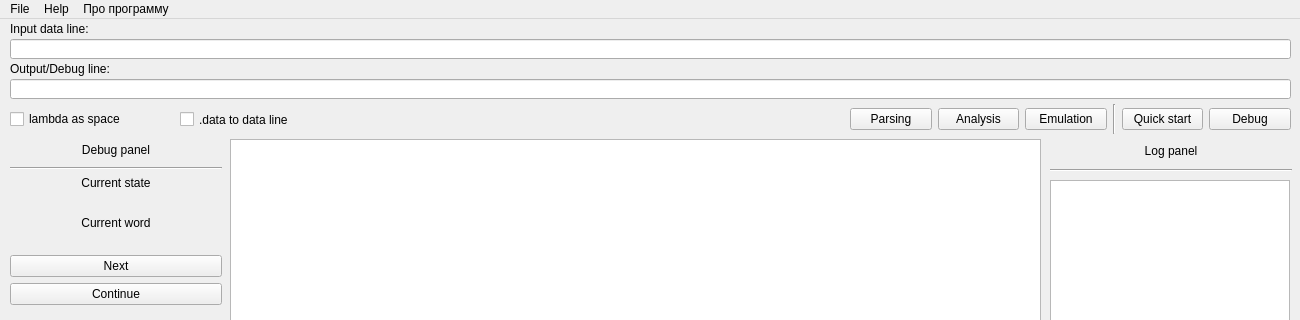
Above: src/gui/mainwindow.ui from Kaifolog/TME before the change; both pictures show x 0 to 1300 and y 0 to 320 of the 1300 by 700 pixel window. Below: the same form after it.
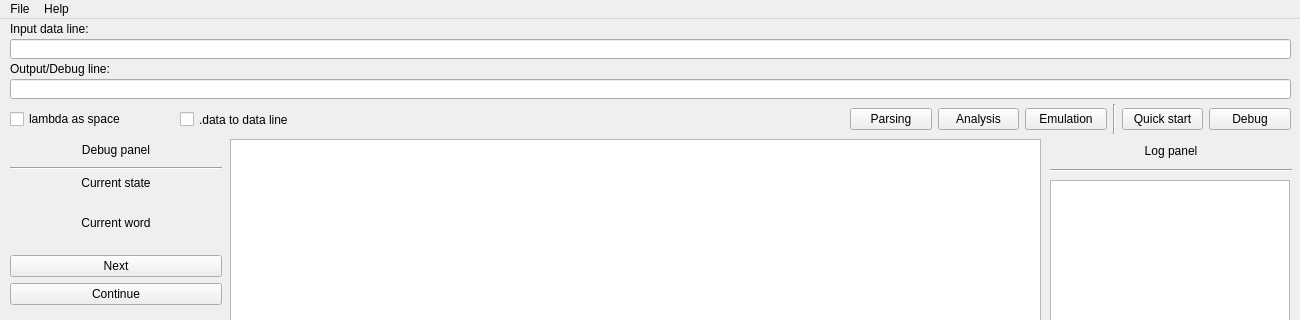
That is the form after the change.

Commit message: change(gui): the statusbar triggering mechanism

```diff
--- a/src/gui/mainwindow.ui
+++ b/src/gui/mainwindow.ui
@@ -704,15 +704,8 @@
     <addaction name="action_3"/>
     <addaction name="action_5"/>
    </widget>
-   <widget class="QMenu" name="menu_3">
-    <property name="title">
-     <string>Про программу</string>
-    </property>
-    <addaction name="action_4"/>
-   </widget>
    <addaction name="menu"/>
    <addaction name="menu_2"/>
-   <addaction name="menu_3"/>
   </widget>
   <action name="actionOpen">
    <property name="text">
```
The commit also changes 3 other files.
